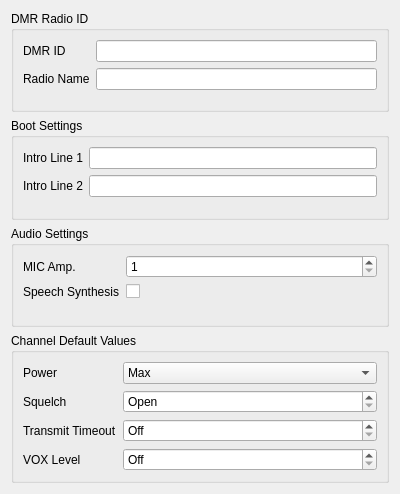
This is src/generalsettingsview.ui in hmatuschek/qdmr as Qt 5 draws it before an edit. The edited form follows.
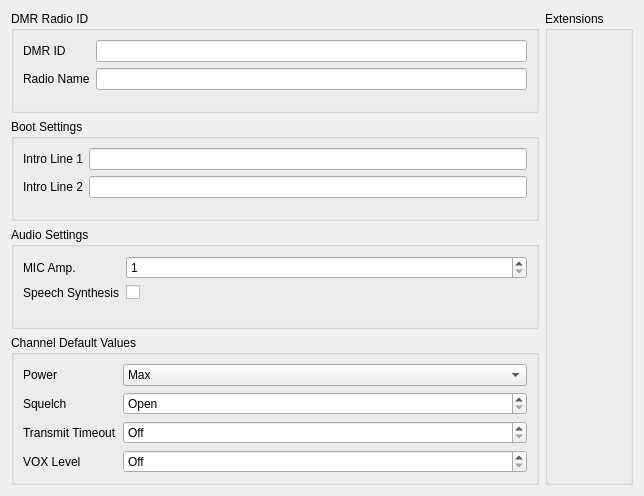
This is the edited form. Custom widgets are drawn as their Qt base class.

Commit message: Added extension editing to GeneralSettingsView. Addresses #177.

The edit to the form file:
```diff
--- a/src/generalsettingsview.ui
+++ b/src/generalsettingsview.ui
@@ -6,13 +6,15 @@
    <rect>
     <x>0</x>
     <y>0</y>
-    <width>400</width>
-    <height>494</height>
+    <width>644</width>
+    <height>496</height>
    </rect>
   </property>
   <property name="windowTitle">
    <string>Form</string>
   </property>
+  <layout class="QHBoxLayout" name="horizontalLayout_2">
+   <item>
   <layout class="QVBoxLayout" name="verticalLayout">
    <item>
     <widget class="QGroupBox" name="dmrIDBox">
@@ -236,7 +238,33 @@
     </widget>
    </item>
   </layout>
- </widget>
+   </item>
+   <item>
+    <layout class="QVBoxLayout" name="verticalLayout_2">
+     <item>
+      <widget class="QGroupBox" name="extensionBox">
+       <property name="title">
+        <string>Extensions</string>
+       </property>
+       <layout class="QHBoxLayout" name="horizontalLayout">
+        <item>
+         <widget class="ExtensionView" name="extensionView" native="true"/>
+        </item>
+       </layout>
+      </widget>
+     </item>
+    </layout>
+   </item>
+  </layout>
+ </widget>
+ <customwidgets>
+  <customwidget>
+   <class>ExtensionView</class>
+   <extends>QWidget</extends>
+   <header>extensionview.hh</header>
+   <container>1</container>
+  </customwidget>
+ </customwidgets>
  <resources/>
  <connections/>
 </ui>
```
Lines whose indentation alone changed are shown as unchanged. The commit also changes 3 other files.
